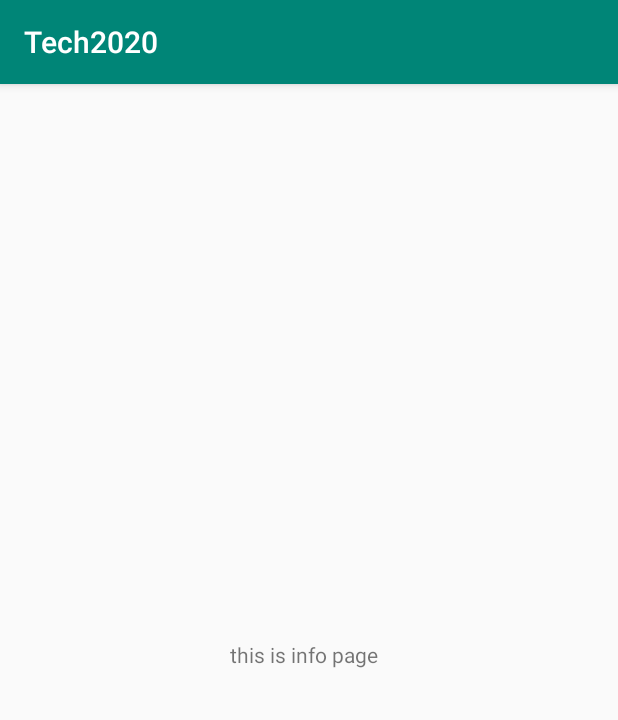
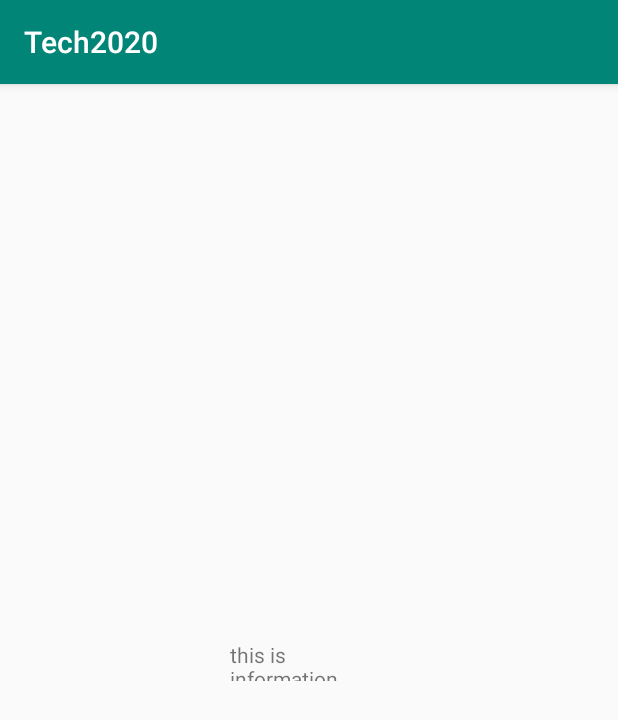
Before and after one commit to smenon1111/emergency_situations, an Android app: the Info screen opened directly, with no data from a screen before it, on a phone screen of 412 x 824 dp. Shown: the top 720 px of the screen. Run offline under Robolectric (Android 15) with nearby library versions, the phone set to English and light mode, and no system bars.

Commit message:
Changed the info string.

```diff
--- a/app/src/main/res/values/strings.xml
+++ b/app/src/main/res/values/strings.xml
@@ -8,7 +8,7 @@
     <string name="infoButton">Info</string>
     <string name="settingsButton">Settings</string>
     <string name="levelsButton">Levels</string>
-    <string name="infoPage">this is info page</string>
+    <string name="infoPage">this is information page</string>
     <string name="levelNumberHome">Level 1 : Fire at Home</string>
     <string name="categoryHome">Natural Disasters</string>
     <string name="playText">P L A Y</string>
```
